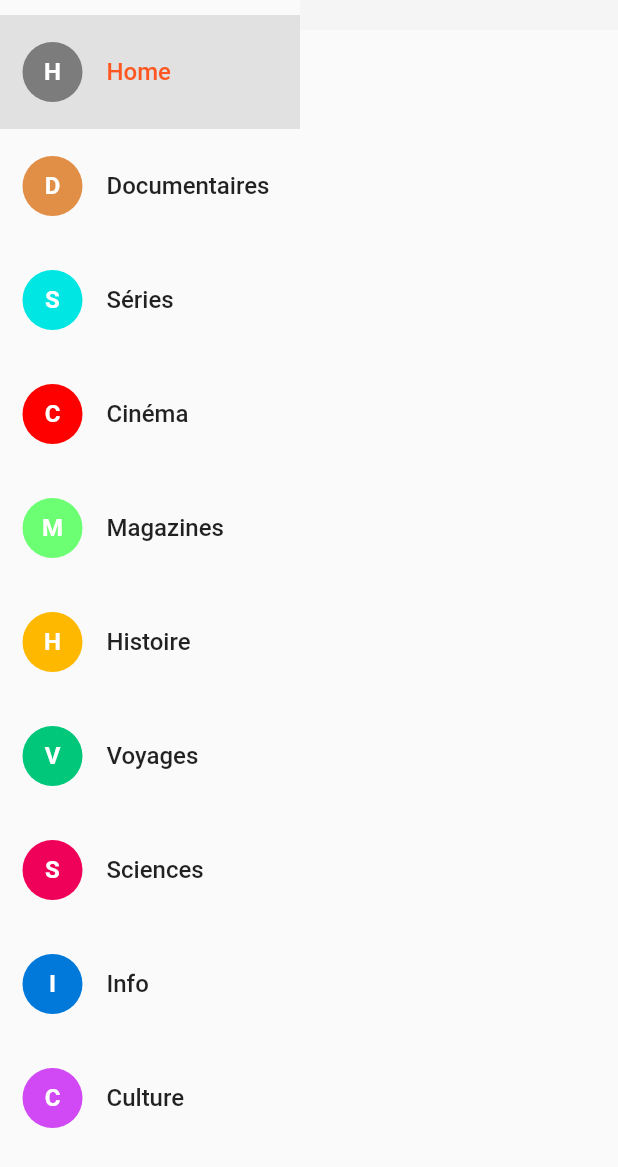
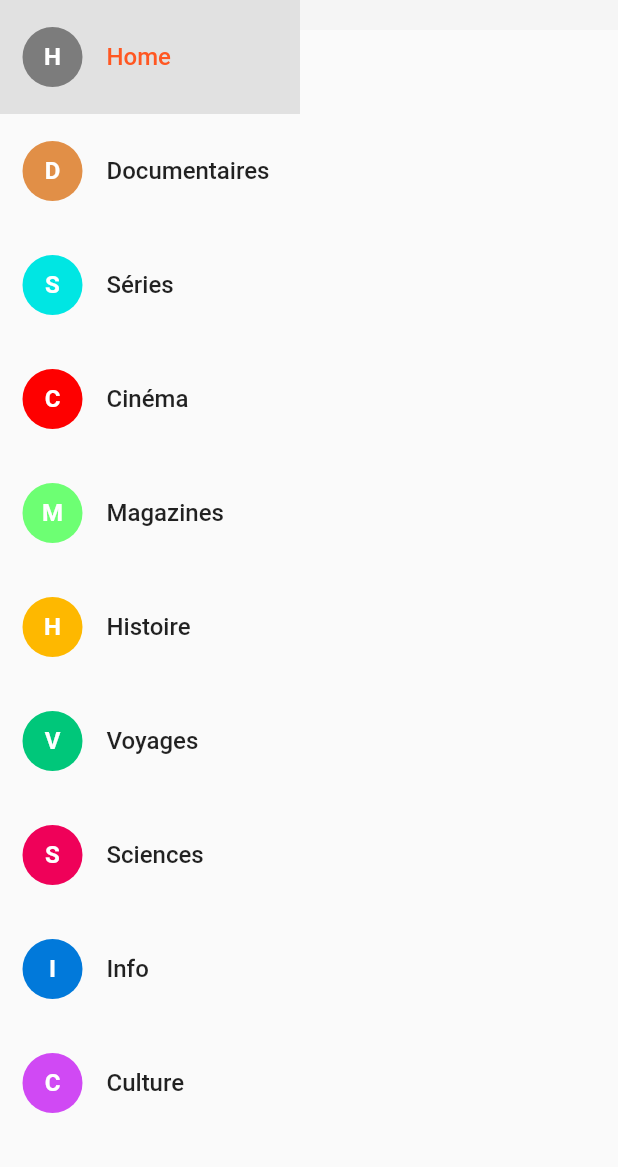
Before and after one commit to solsticedhiver/flarte, a Flutter app: the screen it shows after launch, on a phone screen of 412 x 824 dp. Shown: the top 1167 px of the screen. Run offline on Flutter 3.47's test engine with Material 2 defaults, Android fonts, the phone set to English and light mode, and no system bars; our stand-ins replace cached_network_image; network calls fail.

Commit message:
Remove padding on ListView

```diff
--- a/lib/main.dart
+++ b/lib/main.dart
@@ -369,7 +369,7 @@ class _CategoriesListState extends State<CategoriesList> {
     return SizedBox(
         width: widget._leftSideWidth,
         child: ListView.builder(
-          padding: const EdgeInsets.symmetric(vertical: 10),
+          //padding: const EdgeInsets.symmetric(vertical: 10),
           semanticChildCount: categories.length,
           itemCount: categories.length,
           itemBuilder: (context, index) {
```
